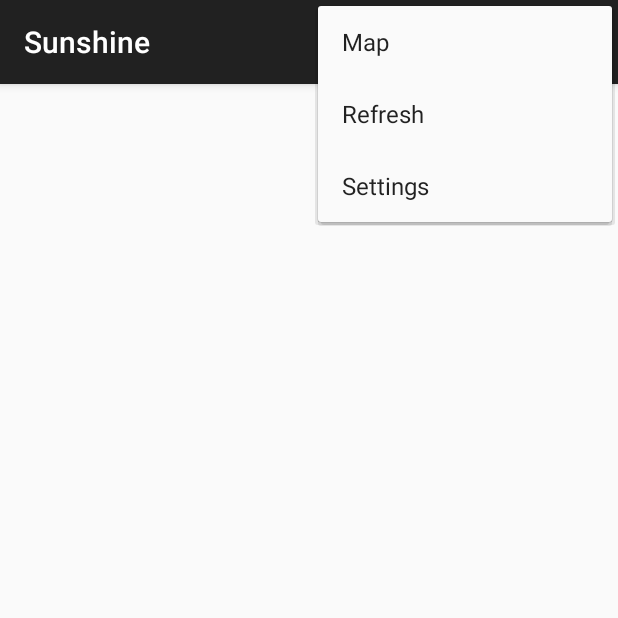
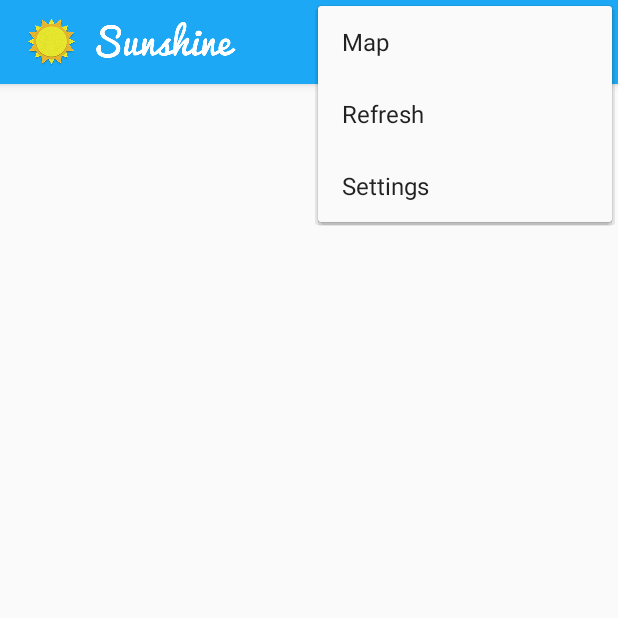
Before and after one commit to alffore/Sunshine, an Android app: the screen it shows after launch (MainActivity), with the options menu open, on a phone screen of 412 x 824 dp, the top half of it. Run offline under Robolectric (Android 15) with nearby library versions, the phone set to English and light mode, and no system bars.

Commit message:
Ajustes de estilo para ActionBar

```diff
--- a/Sunshine/app/src/main/AndroidManifest.xml
+++ b/Sunshine/app/src/main/AndroidManifest.xml
@@ -2,16 +2,16 @@
 <manifest xmlns:android="http://schemas.android.com/apk/res/android"
     package="com.aafr.alfonso.sunshine.app" >
 
+    <!-- This permission is necessary in order for Sunshine to perform network access. -->
     <uses-permission android:name="android.permission.INTERNET" />
-    <uses-permission android:name="android.permission.ACCESS_NETWORK_STATE" />
 
     <application
         android:allowBackup="true"
         android:icon="@mipmap/ic_launcher"
-        android:label="@string/app_name"
         android:theme="@style/AppTheme" >
         <activity
-            android:name=".MainActivity"
+            android:name="com.aafr.alfonso.sunshine.app.MainActivity"
+            android:theme="@style/ForecastTheme"
             android:label="@string/app_name" >
             <intent-filter>
                 <action android:name="android.intent.action.MAIN" />
@@ -20,17 +20,17 @@
             </intent-filter>
         </activity>
         <activity
-            android:name=".DetailActivity"
+            android:name="com.aafr.alfonso.sunshine.app.DetailActivity"
             android:label="@string/title_activity_detail"
-            android:parentActivityName=".MainActivity" >
+            android:parentActivityName="com.aafr.alfonso.sunshine.app.MainActivity" >
             <meta-data
                 android:name="android.support.PARENT_ACTIVITY"
                 android:value="com.aafr.alfonso.sunshine.app.MainActivity" />
         </activity>
         <activity
-            android:name=".SettingsActivity"
+            android:name="com.aafr.alfonso.sunshine.app.SettingsActivity"
             android:label="@string/title_activity_settings"
-            android:parentActivityName=".MainActivity" >
+            android:parentActivityName="com.aafr.alfonso.sunshine.app.MainActivity" >
             <meta-data
                 android:name="android.support.PARENT_ACTIVITY"
                 android:value="com.aafr.alfonso.sunshine.app.MainActivity" />
--- a/Sunshine/app/src/main/java/com/aafr/alfonso/sunshine/app/ForecastAdapter.java
+++ b/Sunshine/app/src/main/java/com/aafr/alfonso/sunshine/app/ForecastAdapter.java
@@ -18,6 +18,9 @@ public class ForecastAdapter extends CursorAdapter {
     private static final int VIEW_TYPE_COUNT = 2;
     private static final int VIEW_TYPE_TODAY = 0;
     private static final int VIEW_TYPE_FUTURE_DAY = 1;
+
+    // Flag to determine if we want to use a separate view for "today".
+    private boolean mUseTodayLayout = true;
 
     /**
      * Cache of the children views for a forecast list item.
@@ -109,9 +112,13 @@ public class ForecastAdapter extends CursorAdapter {
         viewHolder.lowTempView.setText(Utility.formatTemperature(context, low, isMetric));
     }
 
+    public void setUseTodayLayout(boolean useTodayLayout) {
+        mUseTodayLayout = useTodayLayout;
+    }
+
     @Override
     public int getItemViewType(int position) {
-        return position == 0 ? VIEW_TYPE_TODAY : VIEW_TYPE_FUTURE_DAY;
+        return (position == 0 && mUseTodayLayout) ? VIEW_TYPE_TODAY : VIEW_TYPE_FUTURE_DAY;
     }
 
     @Override
--- a/Sunshine/app/src/main/java/com/aafr/alfonso/sunshine/app/ForecastFragment.java
+++ b/Sunshine/app/src/main/java/com/aafr/alfonso/sunshine/app/ForecastFragment.java
@@ -1,19 +1,27 @@
+/*
+ * Copyright (C) 2014 The Android Open Source Project
+ *
+ * Licensed under the Apache License, Version 2.0 (the "License");
+ * you may not use this file except in compliance with the License.
+ * You may obtain a copy of the License at
+ *
+ *      http://www.apache.org/licenses/LICENSE-2.0
+ *
+ * Unless required by applicable law or agreed to in writing, software
+ * distributed under the License is distributed on an "AS IS" BASIS,
+ * WITHOUT WARRANTIES OR CONDITIONS OF ANY KIND, either express or implied.
+ * See the License for the specific language governing permissions and
+ * limitations under the License.
+ */
 package com.aafr.alfonso.sunshine.app;
 
-/**
- * Created by alfonso on 25/12/14.
- */
-
-import android.content.Intent;
 import android.database.Cursor;
 import android.net.Uri;
 import android.os.Bundle;
 import android.support.v4.app.Fragment;
-import android.support.v4.app.LoaderManager;
 import android.support.v4.app.LoaderManager.LoaderCallbacks;
 import android.support.v4.content.CursorLoader;
 import android.support.v4.content.Loader;
-import android.support.v4.widget.SimpleCursorAdapter;
 import android.view.LayoutInflater;
 import android.view.Menu;
 import android.view.MenuInflater;
@@ -21,19 +29,17 @@ import android.view.MenuItem;
 import android.view.View;
 import android.view.ViewGroup;
 import android.widget.AdapterView;
-import android.widget.ArrayAdapter;
 import android.widget.ListView;
-import android.widget.TextView;
-
-
-import java.util.Date;
-
 
 import com.aafr.alfonso.sunshine.app.data.WeatherContract;
 import com.aafr.alfonso.sunshine.app.data.WeatherContract.LocationEntry;
 import com.aafr.alfonso.sunshine.app.data.WeatherContract.WeatherEntry;
 
+import java.util.Date;
 
+/**
+ * Encapsulates fetching the forecast and displaying it as a {@link android.widget.ListView} layout.
+ */
 public class ForecastFragment extends Fragment implements LoaderCallbacks<Cursor> {
 
     private ForecastAdapter mForecastAdapter;
@@ -41,6 +47,7 @@ public class ForecastFragment extends Fragment implements LoaderCallbacks<Cursor
     private String mLocation;
     private ListView mListView;
     private int mPosition = ListView.INVALID_POSITION;
+    private boolean mUseTodayLayout;
 
     private static final String SELECTED_KEY = "selected_position";
 
@@ -152,6 +159,8 @@ public class ForecastFragment extends Fragment implements LoaderCallbacks<Cursor
             mPosition = savedInstanceState.getInt(SELECTED_KEY);
         }
 
+        mForecastAdapter.setUseTodayLayout(mUseTodayLayout);
+
         return rootView;
     }
 
@@ -228,4 +237,11 @@ public class ForecastFragment extends Fragment implements LoaderCallbacks<Cursor
     public void onLoaderReset(Loader<Cursor> loader) {
         mForecastAdapter.swapCursor(null);
     }
+
+    public void setUseTodayLayout(boolean useTodayLayout) {
+        mUseTodayLayout = useTodayLayout;
+        if (mForecastAdapter != null) {
+            mForecastAdapter.setUseTodayLayout(mUseTodayLayout);
+        }
+    }
 }
--- a/Sunshine/app/src/main/java/com/aafr/alfonso/sunshine/app/MainActivity.java
+++ b/Sunshine/app/src/main/java/com/aafr/alfonso/sunshine/app/MainActivity.java
@@ -1,3 +1,18 @@
+/*
+ * Copyright (C) 2014 The Android Open Source Project
+ *
+ * Licensed under the Apache License, Version 2.0 (the "License");
+ * you may not use this file except in compliance with the License.
+ * You may obtain a copy of the License at
+ *
+ *      http://www.apache.org/licenses/LICENSE-2.0
+ *
+ * Unless required by applicable law or agreed to in writing, software
+ * distributed under the License is distributed on an "AS IS" BASIS,
+ * WITHOUT WARRANTIES OR CONDITIONS OF ANY KIND, either express or implied.
+ * See the License for the specific language governing permissions and
+ * limitations under the License.
+ */
 package com.aafr.alfonso.sunshine.app;
 
 import android.content.Intent;
@@ -9,6 +24,7 @@ import android.support.v7.app.ActionBarActivity;
 import android.util.Log;
 import android.view.Menu;
 import android.view.MenuItem;
+
 
 public class MainActivity extends ActionBarActivity implements ForecastFragment.Callback {
 
@@ -25,7 +41,6 @@ public class MainActivity extends ActionBarActivity implements ForecastFragment.
             // (res/layout-sw600dp). If this view is present, then the activity should be
             // in two-pane mode.
             mTwoPane = true;
-
             // In two-pane mode, show the detail view in this activity by
             // adding or replacing the detail fragment using a
             // fragment transaction.
@@ -37,6 +52,10 @@ public class MainActivity extends ActionBarActivity implements ForecastFragment.
         } else {
             mTwoPane = false;
         }
+
+        ForecastFragment forecastFragment =  ((ForecastFragment)getSupportFragmentManager()
+                .findFragmentById(R.id.fragment_forecast));
+        forecastFragment.setUseTodayLayout(!mTwoPane);
     }
 
 
--- /dev/null
+++ b/Sunshine/app/src/main/res/values-14/styles.xml
@@ -0,0 +1,25 @@
+<resources>
+
+    <!-- Base application theme. -->
+    <style name="AppTheme" parent="@style/Theme.AppCompat.Light.DarkActionBar">
+        <item name="android:actionBarStyle">@style/ActionBar.Solid.Sunshine</item>
+    </style>
+
+    <!-- Main activity theme. -->
+    <style name="ForecastTheme" parent="AppTheme">
+        <item name="android:actionBarStyle">@style/ActionBar.Solid.Sunshine.NoTitle</item>
+    </style>
+
+    <!-- ActionBar styles -->
+    <style name="ActionBar.Solid.Sunshine"
+        parent="@style/Widget.AppCompat.Light.ActionBar.Solid.Inverse">
+        <item name="android:background">@color/sunshine_blue</item>
+    </style>
+
+    <!-- main activity action bar styles -->
+    <style name="ActionBar.Solid.Sunshine.NoTitle" parent="@style/ActionBar.Solid.Sunshine">
+        <item name="android:displayOptions">useLogo|showHome</item>
+        <item name="android:logo">@drawable/ic_logo</item>
+    </style>
+
+</resources>
--- a/Sunshine/app/src/main/res/values/colors.xml
+++ b/Sunshine/app/src/main/res/values/colors.xml
@@ -3,5 +3,6 @@
 
     <color name="grey">#cccccc</color>
     <color name="sunshine_light_blue">#ff64c2f4</color>
+    <color name="sunshine_blue">#ff1ca8f4</color>
 
 </resources>
--- a/Sunshine/app/src/main/res/values/styles.xml
+++ b/Sunshine/app/src/main/res/values/styles.xml
@@ -1,8 +1,22 @@
 <resources>
 
     <!-- Base application theme. -->
-    <style name="AppTheme" parent="Theme.AppCompat.Light.DarkActionBar">
-        <!-- Customize your theme here. -->
+    <style name="AppTheme" parent="@style/Theme.AppCompat.Light.DarkActionBar">
+        <item name="actionBarStyle">@style/ActionBar.Solid.Sunshine</item>
+    </style>
+
+    <style name="ForecastTheme" parent="AppTheme">
+        <item name="actionBarStyle">@style/ActionBar.Solid.Sunshine.NoTitle</item>
+    </style>
+
+    <style name="ActionBar.Solid.Sunshine"
+        parent="@style/Widget.AppCompat.Light.ActionBar.Solid.Inverse">
+        <item name="background">@color/sunshine_blue</item>
+    </style>
+
+    <style name="ActionBar.Solid.Sunshine.NoTitle" parent="@style/ActionBar.Solid.Sunshine">
+        <item name="displayOptions">useLogo|showHome</item>
+        <item name="logo">@drawable/ic_logo</item>
     </style>
 
     <style name="ForecastListStyle">
```
